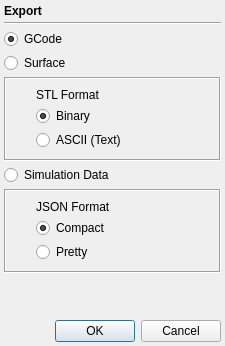
Qt form qt/export_dialog.ui (CauldronDevelopmentLLC/CAMotics) before a commit.
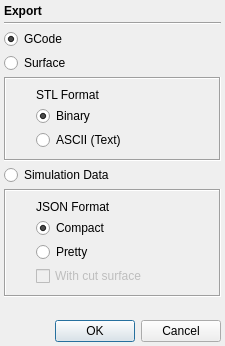
The same form after that commit.

Commit message: Allow exporting surface in JSON data

The edit to the form file:
```diff
--- a/qt/export_dialog.ui
+++ b/qt/export_dialog.ui
@@ -194,6 +194,16 @@
         </property>
        </widget>
       </item>
+      <item>
+       <widget class="QCheckBox" name="cutSurfaceCheckBox">
+        <property name="enabled">
+         <bool>false</bool>
+        </property>
+        <property name="text">
+         <string>With cut surface</string>
+        </property>
+       </widget>
+      </item>
      </layout>
     </widget>
    </item>
```
The commit also changes 10 other files.
